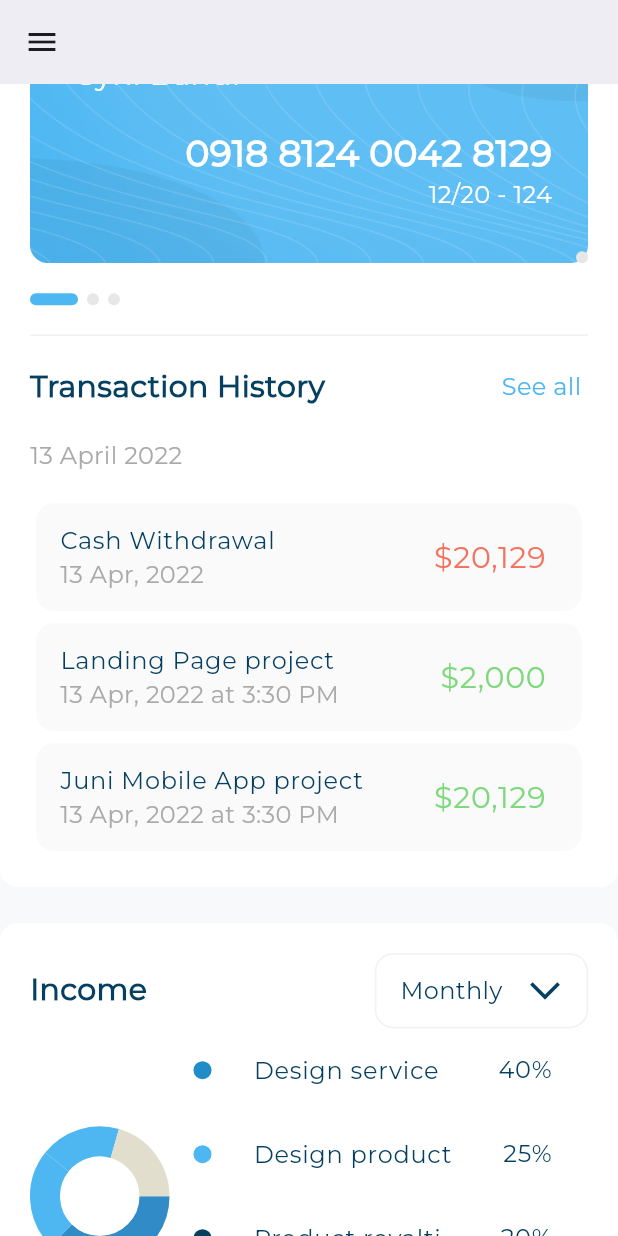
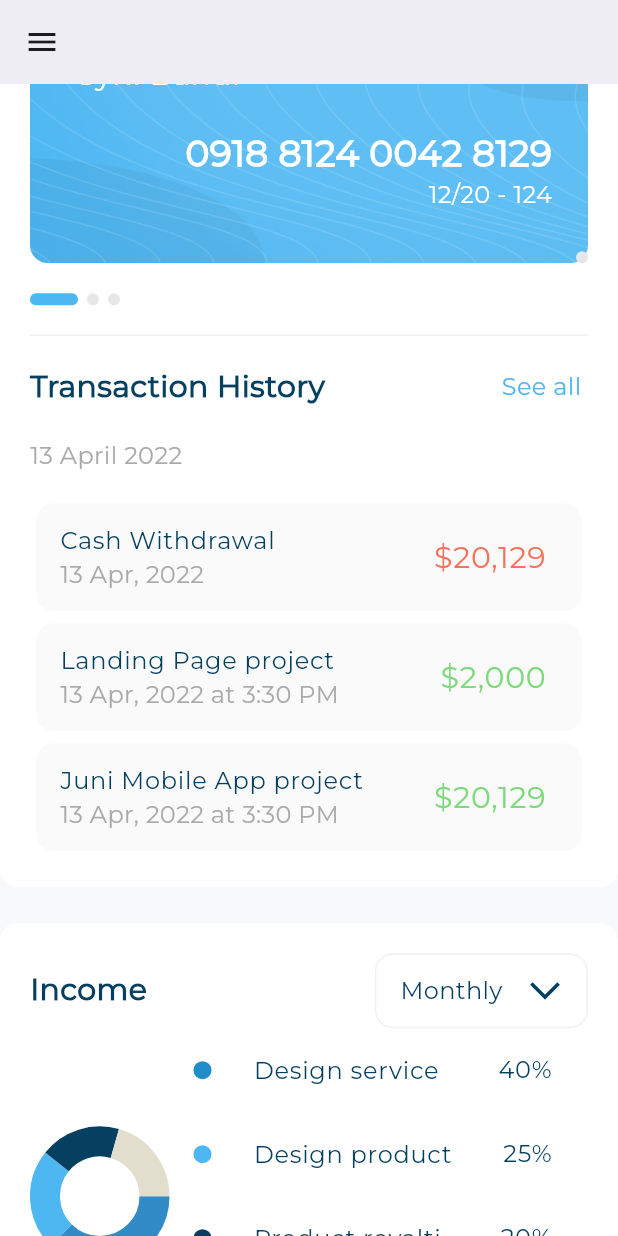
Before and after one commit to wohamedosama/resposive_dash_board, a Flutter app: the screen it shows after launch, scrolled down 1152 dp, on a phone screen of 412 x 824 dp. Run offline on Flutter 3.47's test engine with Material 3 defaults, Android fonts, the phone set to English and light mode, and no system bars; drawn by our look-alikes of expandable_page_view, fl_chart; our stand-ins replace flutter_svg.

Commit message:
solve income chart responsive ui to adaptive in all platform

```diff
--- /dev/null
+++ b/lib/utils/size_config.dart
@@ -0,0 +1,6 @@
+import 'package:flutter/material.dart';
+
+class SizeConfig {
+  static const double desktop = 1200;
+  static const double tablet = 800;
+}
--- a/lib/view/dash_board_view.dart
+++ b/lib/view/dash_board_view.dart
@@ -1,4 +1,5 @@
 import 'package:flutter/material.dart';
+import 'package:resposive_dash_board/utils/size_config.dart';
 import 'package:resposive_dash_board/widgets/adaptive_layout_widget.dart';
 import 'package:resposive_dash_board/widgets/custom_drawer.dart';
 import 'package:resposive_dash_board/widgets/dash_baord_desktop_layout.dart';
@@ -16,10 +17,11 @@ final GlobalKey<ScaffoldState> scaffoldKey = GlobalKey<ScaffoldState>();
 
 class _DashBoardViewState extends State<DashBoardView> {
   @override
+  @override
   Widget build(BuildContext context) {
     return Scaffold(
       key: scaffoldKey,
-      appBar: MediaQuery.sizeOf(context).width < 800
+      appBar: MediaQuery.sizeOf(context).width < SizeConfig.tablet
           ? AppBar(
               elevation: 0,
               backgroundColor: const Color(0XFFFAFAFA),
@@ -31,8 +33,9 @@ class _DashBoardViewState extends State<DashBoardView> {
             )
           : null,
       backgroundColor: const Color(0XFFF7F9FA),
-      drawer:
-          MediaQuery.sizeOf(context).width < 800 ? const CustomDrawer() : null,
+      drawer: MediaQuery.sizeOf(context).width < SizeConfig.tablet
+          ? const CustomDrawer()
+          : null,
       body: AdaptiveLayoutWidget(
         mobileLayout: (context) => const DashBoardMobielLayout(),
         tabletLayout: (context) => const DashBoardTabletLayout(),
--- a/lib/widgets/income_section_body.dart
+++ b/lib/widgets/income_section_body.dart
@@ -1,4 +1,6 @@
 import 'package:flutter/material.dart';
+import 'package:resposive_dash_board/utils/size_config.dart';
+import 'package:resposive_dash_board/widgets/detailed_income_chart.dart';
 import 'package:resposive_dash_board/widgets/income_chart.dart';
 import 'package:resposive_dash_board/widgets/income_details.dart';
 
@@ -9,8 +11,12 @@ class IncomeSectionBody extends StatelessWidget {
   @override
   Widget build(BuildContext context) {
     final double width = MediaQuery.sizeOf(context).width;
-    return width >= 1750 && width < 1200
-        ? const SizedBox()
+    return width >= SizeConfig.desktop && width < 1480
+        ? const Expanded(
+            child: Padding(
+            padding: EdgeInsets.all(16.0),
+            child: DetailedIncomeChart(),
+          ))
         : const Row(
             children: [
               Expanded(child: IncomeChart()),
--- a/lib/widgets/section_list.dart
+++ b/lib/widgets/section_list.dart
@@ -7,21 +7,21 @@ List<PieChartSectionData> sectionList(int activeIndex) {
         value: 40,
         color: const Color(0xff308bc7),
         showTitle: false,
-        radius: activeIndex == 0 ? 24 : 20),
+        radius: activeIndex == 0 ? 28 : 20),
     PieChartSectionData(
         value: 25,
         color: const Color(0xff4EB7F2),
         showTitle: false,
-        radius: activeIndex == 1 ? 24 : 20),
+        radius: activeIndex == 1 ? 28 : 20),
     PieChartSectionData(
         value: 20,
-        color: const Color(0xff4EB7F2),
+        color: const Color(0xff064061),
         showTitle: false,
-        radius: activeIndex == 2 ? 24 : 20),
+        radius: activeIndex == 2 ? 28 : 20),
     PieChartSectionData(
         value: 22,
         color: const Color(0xffE2DECD),
         showTitle: false,
-        radius: activeIndex == 3 ? 24 : 20),
+        radius: activeIndex == 3 ? 28 : 20),
   ];
 }
```
Also changed, not shown: lib/widgets/detailed_income_chart.dart (added, +39 -0 lines), lib/widgets/detailed_section_list.dart (added, +40 -0 lines).
